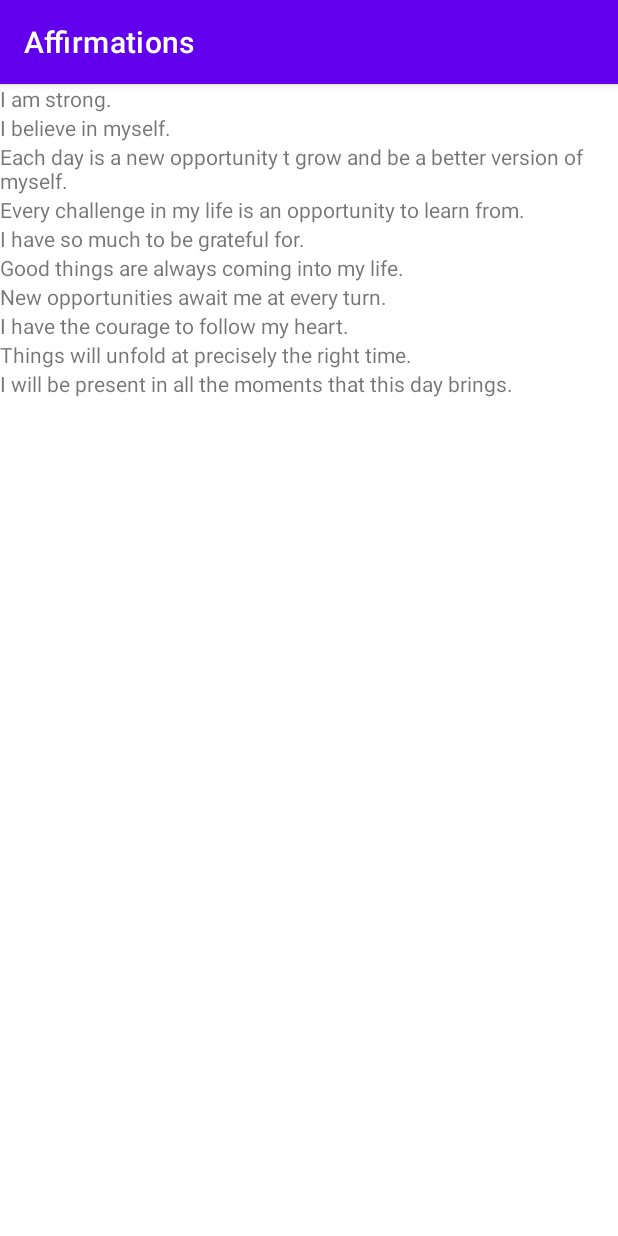
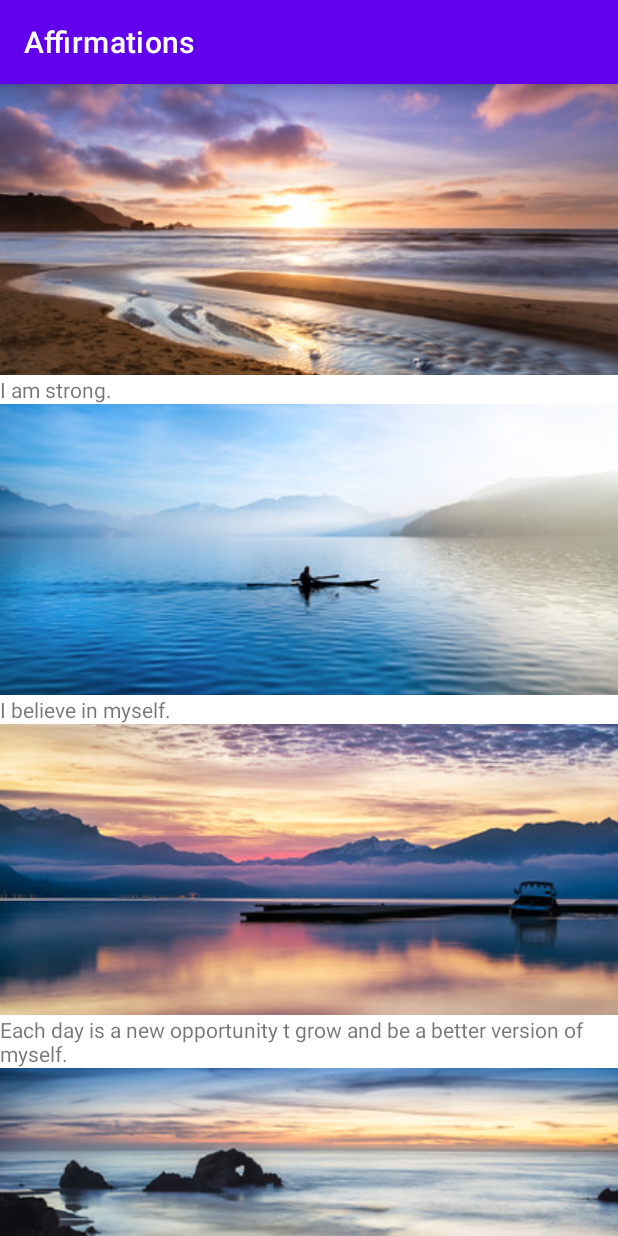
Before and after one commit to Crackmindedsk/AffirmationsApp, an Android app: the screen it shows after launch (MainActivity), on a phone screen of 412 x 824 dp. Run offline under Robolectric (Android 15) with nearby library versions, the phone set to English and light mode, and no system bars.

Commit message:
Images added to recycler view

```diff
--- a/app/src/main/java/sharlene/work/affirmations/adapter/ItemAdapter.kt
+++ b/app/src/main/java/sharlene/work/affirmations/adapter/ItemAdapter.kt
@@ -4,13 +4,14 @@ import android.content.Context
 import android.view.LayoutInflater
 import android.view.View
 import android.view.ViewGroup
+import android.widget.ImageView
 import android.widget.TextView
 import androidx.recyclerview.widget.RecyclerView
 import sharlene.work.affirmations.R
 import sharlene.work.affirmations.model.Affirmation
 
 /**
- * Adapter for the [RecyclerView] in [MainActivity]. Display [Affirmation] data object.
+ * Adapter for the [RecyclerView] in MainActivity. Display [Affirmation] data object.
  */
 class ItemAdapter(
     private val context: Context,
@@ -21,8 +22,9 @@ class ItemAdapter(
     //Complex data items may need more than one view per item, and
     //you provide access to all the views for a dat item in a view holder.
     //Each data item is just an affirmation object.
-    class ItemViewHolder(private val view:View):RecyclerView.ViewHolder(view){
+    class ItemViewHolder(view:View):RecyclerView.ViewHolder(view){
         val textView:TextView=view.findViewById(R.id.item_title)
+        val imageView:ImageView=view.findViewById(R.id.item_image)
     }
 
     /**
@@ -40,6 +42,7 @@ class ItemAdapter(
     override fun onBindViewHolder(holder: ItemViewHolder, position: Int) {
         val item=dataset[position]
         holder.textView.text=context.resources.getString(item.stringResourceId)
+        holder.imageView.setImageResource(item.imageResourceId)
     }
 
     /**
--- a/app/src/main/java/sharlene/work/affirmations/data/Datasource.kt
+++ b/app/src/main/java/sharlene/work/affirmations/data/Datasource.kt
@@ -6,16 +6,16 @@ import sharlene.work.affirmations.model.Affirmation
 class Datasource {
     fun loadAffirmations():List<Affirmation>{
         return listOf(
-            Affirmation(R.string.affirmation1),
-            Affirmation(R.string.affirmation2),
-            Affirmation(R.string.affirmation3),
-            Affirmation(R.string.affirmation4),
-            Affirmation(R.string.affirmation5),
-            Affirmation(R.string.affirmation6),
-            Affirmation(R.string.affirmation7),
-            Affirmation(R.string.affirmation8),
-            Affirmation(R.string.affirmation9),
-            Affirmation(R.string.affirmation10)
+            Affirmation(R.string.affirmation1,R.drawable.image1),
+            Affirmation(R.string.affirmation2,R.drawable.image2),
+            Affirmation(R.string.affirmation3,R.drawable.image3),
+            Affirmation(R.string.affirmation4,R.drawable.image4),
+            Affirmation(R.string.affirmation5,R.drawable.image5),
+            Affirmation(R.string.affirmation6,R.drawable.image6),
+            Affirmation(R.string.affirmation7,R.drawable.image7),
+            Affirmation(R.string.affirmation8,R.drawable.image8),
+            Affirmation(R.string.affirmation9,R.drawable.image9),
+            Affirmation(R.string.affirmation10,R.drawable.image10)
         )
 
     }
--- a/app/src/main/java/sharlene/work/affirmations/model/Affirmation.kt
+++ b/app/src/main/java/sharlene/work/affirmations/model/Affirmation.kt
@@ -1,3 +1,6 @@
 package sharlene.work.affirmations.model
 
-data class Affirmation (val stringResourceId:Int)
+import androidx.annotation.DrawableRes
+import androidx.annotation.StringRes
+
+data class Affirmation (@StringRes val stringResourceId:Int, @DrawableRes val imageResourceId: Int)
--- a/app/src/main/res/layout/list_item.xml
+++ b/app/src/main/res/layout/list_item.xml
@@ -1,5 +1,16 @@
 <?xml version="1.0" encoding="utf-8" ?>
-<TextView xmlns:android="http://schemas.android.com/apk/res/android"
-    android:layout_width="wrap_content"
+<LinearLayout xmlns:android="http://schemas.android.com/apk/res/android"
+    android:layout_width="match_parent"
     android:layout_height="wrap_content"
-    android:id="@+id/item_title"/>
+    android:orientation="vertical">
+    <ImageView
+        android:layout_width="match_parent"
+        android:layout_height="194dp"
+        android:scaleType="centerCrop"
+        android:importantForAccessibility="no"
+        android:id="@+id/item_image"/>
+    <TextView
+        android:layout_width="wrap_content"
+        android:layout_height="wrap_content"
+        android:id="@+id/item_title"/>
+</LinearLayout>
```
